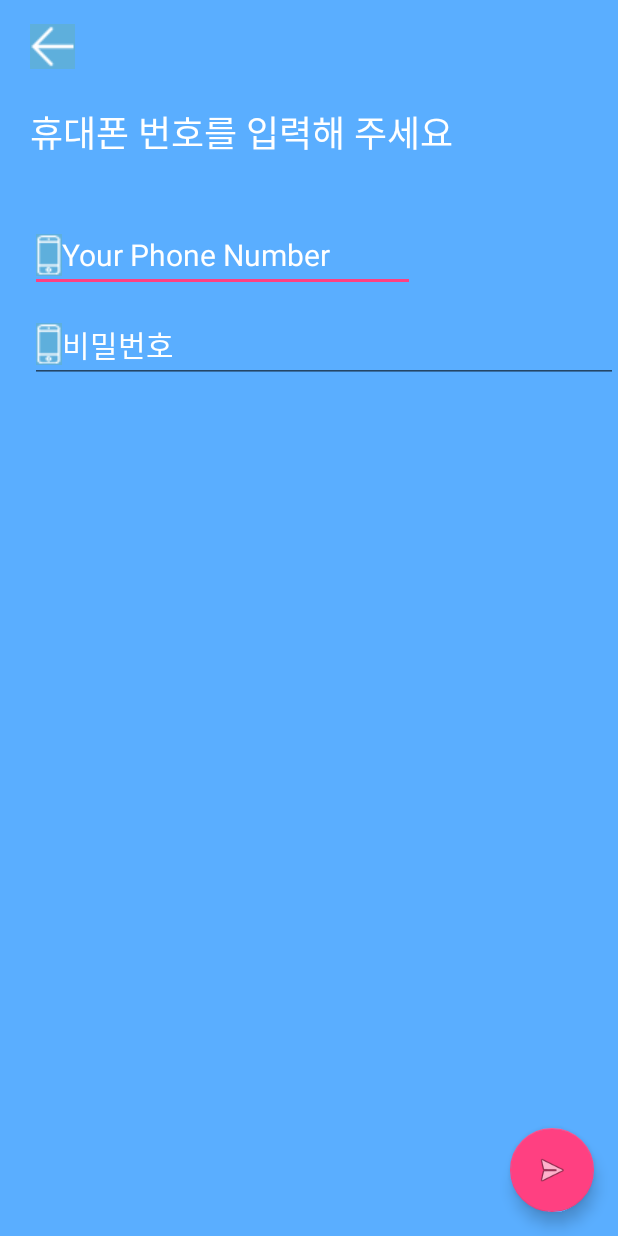
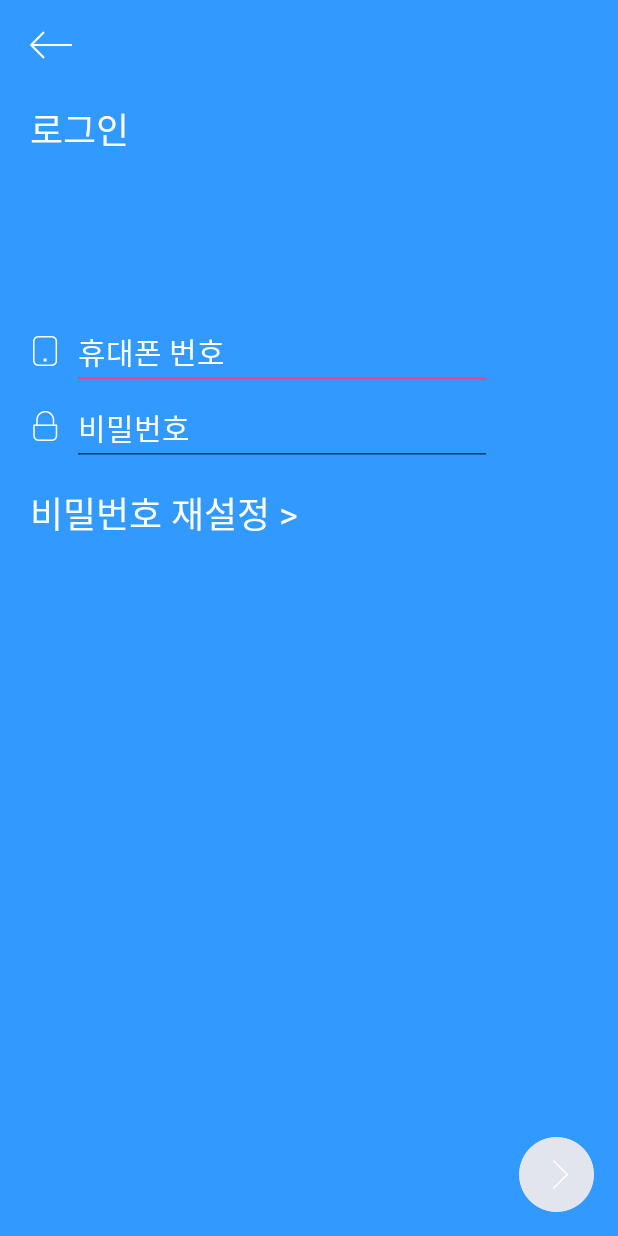
Before and after one commit to eisen1990/attendanceapp, an Android app: the LoginActivity screen opened directly, with no data from a screen before it, on a phone screen of 412 x 824 dp. Run offline under Robolectric (Android 15) with nearby library versions, the phone set to English and light mode, and no system bars; 1 statement that could not run was skipped.

Commit message:
05.05 마무리 주말동안 미완성된 부분 완성, 새로운 작업 돌입?

```diff
--- a/app/src/main/java/com/planetory/io/LoginActivity.java
+++ b/app/src/main/java/com/planetory/io/LoginActivity.java
@@ -7,6 +7,7 @@ import android.support.v7.app.AppCompatActivity;
 import android.os.Bundle;
 import android.view.View;
 import android.widget.EditText;
+import android.widget.ImageButton;
 
 public class LoginActivity extends AppCompatActivity {
     /*
@@ -14,41 +15,78 @@ public class LoginActivity extends AppCompatActivity {
         실행되는 Activity.
      */
 
-    private final String LoginError = "로그인에 실패하였습니다.";
+    private String UnregisteredNumber;
+    private String WrongPassword;
 
     EditText TxtphoneNumber;
     EditText Txtpassword;
+    ImageButton FabNext;
 
-    FloatingActionButton fab;
+    View.OnClickListener fabListener = new View.OnClickListener() {
+        @Override
+        public void onClick(View view) {
+            String phone = TxtphoneNumber.getText().toString();
+            String password = Txtpassword.getText().toString();
+
+            if(!isPhoneValid(phone)) {
+                Snackbar.make(view, UnregisteredNumber, Snackbar.LENGTH_LONG).show();
+            } else if(isLoginValid(phone, password)) {
+                Intent intent = new Intent(LoginActivity.this, MainActivity.class);
+                startActivity(intent);
+            } else{
+                Snackbar.make(view, WrongPassword, Snackbar.LENGTH_LONG).show();
+            }
+        }
+    };
+
 
     @Override
     protected void onCreate(Bundle savedInstanceState) {
         super.onCreate(savedInstanceState);
         setContentView(R.layout.activity_login);
 
-        TxtphoneNumber = (EditText) findViewById(R.id.activity_login_phone_number);
+        UnregisteredNumber = getString(R.string.activity_login_unregistered_number);
+        WrongPassword = getString(R.string.activity_login_wrong_password);
+
+        //View 설정
+        ImageButton btn_back = (ImageButton) findViewById(R.id.activity_login_btn_back);
+        btn_back.setOnClickListener(new View.OnClickListener() {
+            @Override
+            public void onClick(View view) {
+                finish();
+            }
+        });
+
+        FabNext = (ImageButton) findViewById(R.id.activity_login_btn_next);
+        TxtphoneNumber = (EditText) findViewById(R.id.activity_login_txt_phone);
         Txtpassword = (EditText) findViewById(R.id.activity_login_password);
 
-        fab = (FloatingActionButton) findViewById(R.id.activity_login_fab_next);
-
-        fab.setOnClickListener(new View.OnClickListener() {
-            @Override
-            public void onClick(View view) {
-                String phone = TxtphoneNumber.getText().toString();
-                String password = Txtpassword.getText().toString();
-
-                if(LoginCheck(phone, password)) {
-                    Intent intent = new Intent(LoginActivity.this, MainActivity.class);
-                    startActivity(intent);
-                } else {
-                    Snackbar.make(view, LoginError, Snackbar.LENGTH_LONG).show();
-                }
-
-            }
-        });
+        fabSetting();
+        txtSetting();
     }
 
-    public boolean LoginCheck(String phone, String password) {
+    private void fabSetting(){
+        FabNext.setOnClickListener(fabListener);
+        FabNext.setEnabled(false);
+    }
+
+    private void txtSetting(){
+
+    }
+
+
+    public boolean isPhoneValid(String phone){
+        boolean flag = true;
+
+        /*
+            한 루틴에서 세 결과를 내보낼지 두 루틴으로 분리할지 선택.
+            가능할 경우 true, 잘못될 경우 false;
+         */
+
+        return flag;
+    }
+
+    public boolean isLoginValid(String phone, String password) {
         boolean flag = true;
 
         /*
--- a/app/src/main/java/com/planetory/io/RegistrationActivity.java
+++ b/app/src/main/java/com/planetory/io/RegistrationActivity.java
@@ -96,7 +96,7 @@ public class RegistrationActivity extends AppCompatActivity {
         });
 
         FabNext = (ImageButton) findViewById(R.id.activity_registration_btn_next);
-        TxtPhoneNumber = (EditText) findViewById(R.id.activity_registration_phone_number);
+        TxtPhoneNumber = (EditText) findViewById(R.id.activity_registration_txt_phone);
 
         fabSetting();
         txtSetting();
--- a/app/src/main/res/layout/activity_login.xml
+++ b/app/src/main/res/layout/activity_login.xml
@@ -5,69 +5,104 @@
     xmlns:tools="http://schemas.android.com/tools"
     android:layout_width="match_parent"
     android:layout_height="match_parent"
-    android:background="@color/colorBase"
+    android:background="@color/IO_basic"
     tools:context="com.planetory.io.LoginActivity">
 
     <ImageButton
-        android:id="@+id/activity_login_back_btn"
-        android:layout_width="wrap_content"
-        android:layout_height="wrap_content"
+        android:id="@+id/activity_login_btn_back"
+        android:layout_width="28dp"
+        android:layout_height="28dp"
         android:layout_alignParentStart="true"
         android:layout_alignParentTop="true"
         android:layout_marginStart="20dp"
         android:layout_marginTop="16dp"
         android:background="@null"
-        app:srcCompat="@drawable/tmp_click_back_white" />
+        android:scaleType="fitCenter"
+        android:adjustViewBounds="true"
+        app:srcCompat="@drawable/btn_back"  />
 
     <TextView
         android:id="@+id/activity_login_title"
         android:layout_width="wrap_content"
         android:layout_height="wrap_content"
         android:layout_marginTop="24dp"
-        android:text="휴대폰 번호를 입력해 주세요"
+        android:text="@string/activity_login_title"
         android:textSize="24sp"
         android:textColor="#FFF"
-        android:layout_below="@+id/activity_login_back_btn"
-        android:layout_alignStart="@+id/activity_login_back_btn" />
+        android:layout_below="@+id/activity_login_btn_back"
+        android:layout_alignStart="@+id/activity_login_btn_back" />
+
+    <ImageView
+        android:id="@+id/activity_login_img_phone"
+        android:layout_width="20dp"
+        android:layout_height="20dp"
+        android:layout_alignStart="@+id/activity_login_title"
+        android:layout_below="@+id/activity_login_title"
+        android:layout_marginTop="120dp"
+        app:srcCompat="@drawable/ic_login_phone" />
 
     <EditText
-        android:id="@+id/activity_login_phone_number"
+        android:id="@+id/activity_login_txt_phone"
         android:layout_width="wrap_content"
         android:layout_height="wrap_content"
-        android:layout_alignStart="@+id/activity_login_title"
         android:layout_below="@+id/activity_login_title"
-        android:layout_marginTop="40dp"
-        android:drawableStart="@drawable/tmp_icon_phone"
-        android:ems="11"
-        android:hint="Your Phone Number"
+        android:layout_toEndOf="@+id/activity_login_img_phone"
+        android:layout_marginStart="8dp"
+        android:layout_marginTop="105dp"
+        android:ems="12"
+        android:hint="@string/activity_login_phone_hint"
         android:textColorHint="#FFF"
         android:textColor="#FFF"
         android:textSize="20sp"
-        android:inputType="phone" />
+        android:inputType="phone"/>
+
+    <ImageView
+        android:id="@+id/activity_login_img_password"
+        android:layout_width="20dp"
+        android:layout_height="20dp"
+        android:layout_alignStart="@+id/activity_login_title"
+        android:layout_below="@+id/activity_login_img_phone"
+        android:layout_marginTop="30dp"
+        app:srcCompat="@drawable/ic_login_password" />
 
     <EditText
-        android:id="@+id/activity_login_password"
+        android:id="@+id/activity_login_txt_password"
         android:layout_width="wrap_content"
         android:layout_height="wrap_content"
-        android:layout_alignStart="@+id/activity_login_phone_number"
-        android:layout_below="@+id/activity_login_phone_number"
-        android:layout_marginTop="10dp"
-        android:drawableStart="@drawable/tmp_icon_phone"
-        android:ems="20"
-        android:hint="비밀번호"
+        android:layout_below="@+id/activity_login_txt_phone"
+        android:layout_toEndOf="@+id/activity_login_img_password"
+        android:layout_marginStart="8dp"
+        android:layout_marginTop="0dp"
+        android:ems="12"
+        android:maxLength="20"
+        android:hint="@string/activity_login_password_hint"
         android:textColorHint="#FFF"
         android:textColor="#FFF"
         android:textSize="20sp"
-        android:inputType="textPassword" />
+        android:inputType="textPassword"/>
 
-    <android.support.design.widget.FloatingActionButton
-        android:id="@+id/activity_login_fab_next"
+    <TextView
+        android:id="@+id/activity_login_reset_password"
         android:layout_width="wrap_content"
         android:layout_height="wrap_content"
+        android:layout_marginTop="30dp"
+        android:text="@string/activity_login_reset_password"
+        android:textSize="24sp"
+        android:textColor="#FFF"
+        android:layout_below="@+id/activity_login_img_password"
+        android:layout_alignStart="@+id/activity_login_title" />
+
+    <ImageButton
+        android:id="@+id/activity_login_btn_next"
+        android:layout_width="50dp"
+        android:layout_height="50dp"
         android:layout_alignParentBottom="true"
         android:layout_alignParentEnd="true"
         android:layout_marginEnd="16dp"
         android:layout_marginBottom="16dp"
-        android:src="@android:drawable/ic_menu_send"/>
+        android:background="@null"
+        android:scaleType="fitCenter"
+        android:adjustViewBounds="true"
+        app:srcCompat="@drawable/btn_next_white"/>
 
 </RelativeLayout>
--- a/app/src/main/res/layout/activity_registration.xml
+++ b/app/src/main/res/layout/activity_registration.xml
@@ -42,7 +42,7 @@
         app:srcCompat="@drawable/ic_login_phone" />
 
     <EditText
-        android:id="@+id/activity_registration_phone_number"
+        android:id="@+id/activity_registration_txt_phone"
         android:layout_width="wrap_content"
         android:layout_height="wrap_content"
         android:layout_below="@+id/activity_registration_title"
--- a/app/src/main/res/values/strings.xml
+++ b/app/src/main/res/values/strings.xml
@@ -53,4 +53,10 @@
     <string name="activity_registration_password_reg_complete">회원가입이 완료되었습니다!</string>
     <string name="activity_registration_password_reg_fail">회원가입에 실패하였습니다. 다시 시도해 주세요.</string>
 
+    <string name="activity_login_title">로그인</string>
+    <string name="activity_login_phone_hint">휴대폰 번호</string>
+    <string name="activity_login_password_hint">비밀번호</string>
+    <string name="activity_login_reset_password">비밀번호 재설정 ></string>
+    <string name="activity_login_unregistered_number">가입되지 않은 휴대폰 번호입니다.</string>
+    <string name="activity_login_wrong_password">비밀번호가 일치하지 않습니다</string>
 </resources>
```
